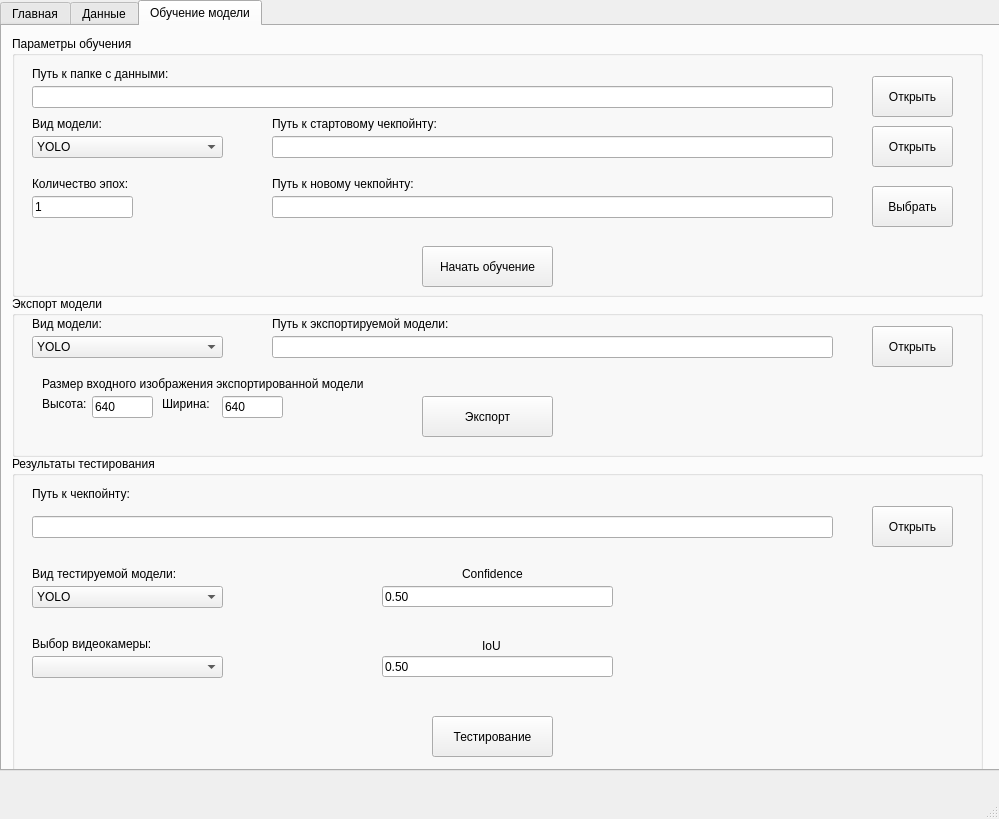
This is interface.ui in AlekseiRodionov/motion-computer-control as Qt 5 draws it before an edit. The edited form follows.
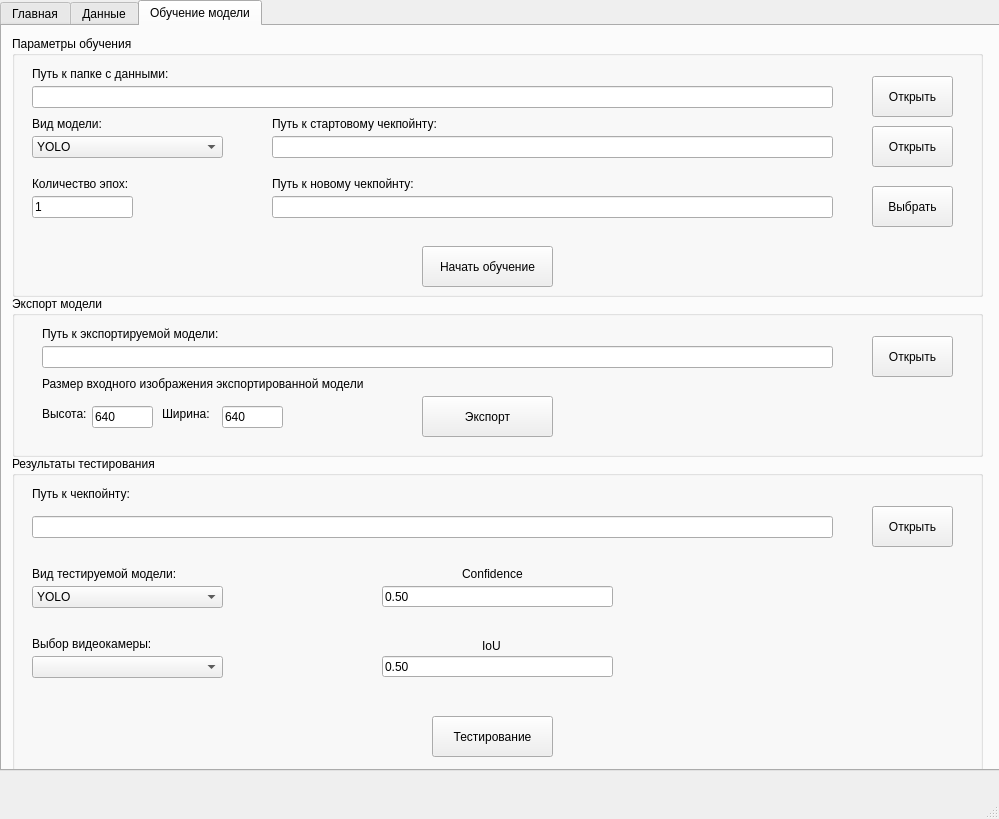
This is the edited form. The open tabs and pages were chosen to show the change. Icons and pictures are not drawn.

```diff
--- a/interface.ui
+++ b/interface.ui
@@ -1305,7 +1305,7 @@
        <property name="geometry">
         <rect>
          <x>860</x>
-         <y>30</y>
+         <y>40</y>
          <width>81</width>
          <height>41</height>
         </rect>
@@ -1314,45 +1314,12 @@
         <string>Открыть</string>
        </property>
       </widget>
-      <widget class="QComboBox" name="export_model_type_box">
-       <property name="geometry">
-        <rect>
-         <x>20</x>
-         <y>40</y>
-         <width>191</width>
-         <height>22</height>
-        </rect>
-       </property>
-       <item>
-        <property name="text">
-         <string>YOLO</string>
-        </property>
-       </item>
-       <item>
-        <property name="text">
-         <string>SSDLite</string>
-        </property>
-       </item>
-      </widget>
-      <widget class="QLabel" name="label_26">
-       <property name="geometry">
-        <rect>
-         <x>20</x>
-         <y>20</y>
-         <width>231</width>
-         <height>16</height>
-        </rect>
-       </property>
-       <property name="text">
-        <string>Вид модели:</string>
-       </property>
-      </widget>
       <widget class="QLineEdit" name="export_chkpt_file_edit">
        <property name="geometry">
         <rect>
-         <x>260</x>
-         <y>40</y>
-         <width>561</width>
+         <x>30</x>
+         <y>50</y>
+         <width>791</width>
          <height>22</height>
         </rect>
        </property>
@@ -1373,8 +1340,8 @@
       <widget class="QLabel" name="label_27">
        <property name="geometry">
         <rect>
-         <x>260</x>
-         <y>20</y>
+         <x>30</x>
+         <y>30</y>
          <width>191</width>
          <height>16</height>
         </rect>
@@ -1387,7 +1354,7 @@
        <property name="geometry">
         <rect>
          <x>80</x>
-         <y>100</y>
+         <y>110</y>
          <width>61</width>
          <height>22</height>
         </rect>
@@ -1422,7 +1389,7 @@
        <property name="geometry">
         <rect>
          <x>30</x>
-         <y>100</y>
+         <y>110</y>
          <width>51</width>
          <height>16</height>
         </rect>
@@ -1435,7 +1402,7 @@
        <property name="geometry">
         <rect>
          <x>150</x>
-         <y>100</y>
+         <y>110</y>
          <width>61</width>
          <height>16</height>
         </rect>
@@ -1448,7 +1415,7 @@
        <property name="geometry">
         <rect>
          <x>210</x>
-         <y>100</y>
+         <y>110</y>
          <width>61</width>
          <height>22</height>
         </rect>
```
